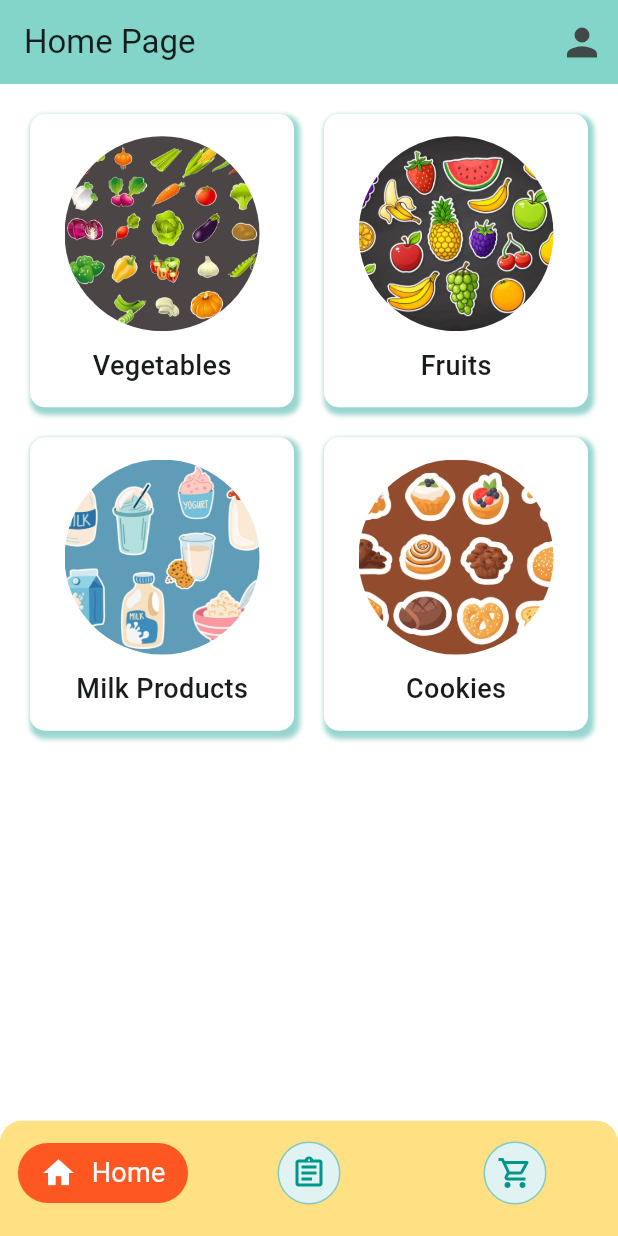
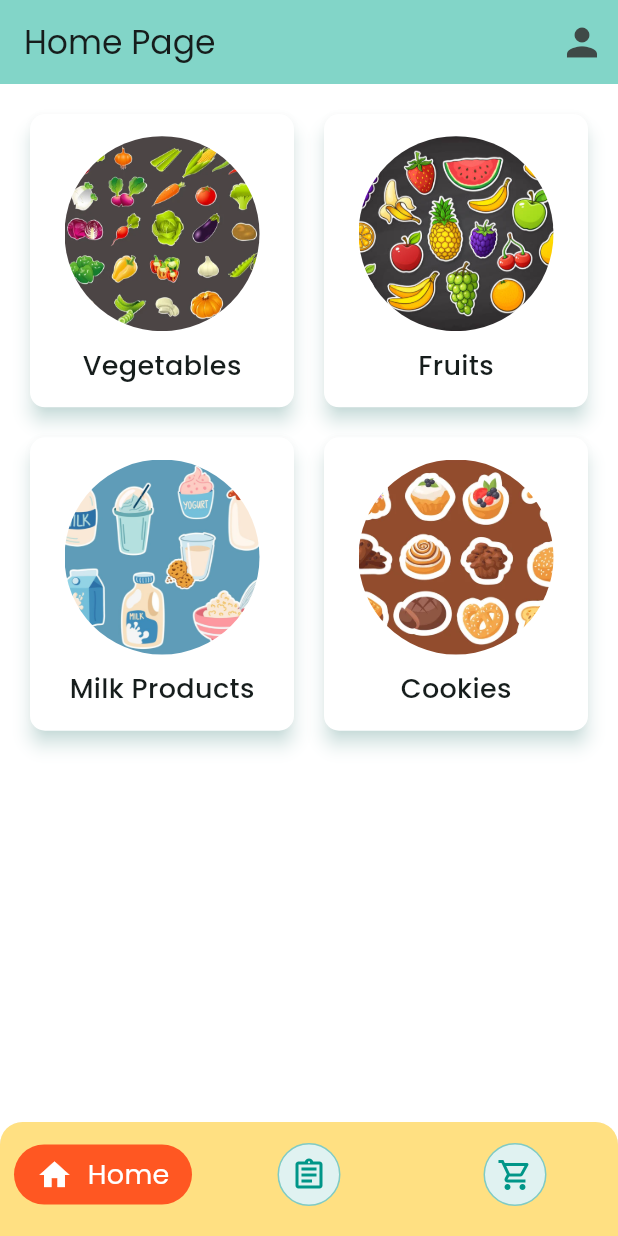
Before and after one commit to Mohammed-Raza/SampleProject, a Flutter app: the screen it shows after launch, on a phone screen of 412 x 824 dp. Run offline on Flutter 3.47's test engine with Material 3 defaults, Android fonts, the phone set to English and light mode, and no system bars; our stand-ins replace bloc, cached_network_image, dio, flutter_bloc, flutter_secure_storage, font_awesome_flutter and 4 more.

Commit message:
Implemented Theming

```diff
--- /dev/null
+++ b/lib/config/theme/theme.dart
@@ -0,0 +1,43 @@
+import 'package:flutter/material.dart';
+import 'package:google_fonts/google_fonts.dart';
+
+class CustomTheme {
+  static ThemeData lightThemeData(BuildContext context) {
+    return ThemeData(
+        brightness: Brightness.light,
+        fontFamily: GoogleFonts.poppins().fontFamily,
+        elevatedButtonTheme: _elevatedButtonTheme,
+        scaffoldBackgroundColor: Colors.white,
+        appBarTheme: AppBarTheme(backgroundColor: Colors.teal.shade200),
+        colorScheme: ColorScheme.fromSeed(seedColor: Colors.teal),
+        cardTheme: CardThemeData(
+            color: Colors.white,
+            shape:
+                RoundedRectangleBorder(borderRadius: BorderRadius.circular(10)),
+            margin: EdgeInsets.zero,
+            elevation: 5,
+            shadowColor: Colors.teal.withValues(alpha: 0.4)),
+        useMaterial3: true);
+  }
+
+  static ThemeData darkThemeData() {
+    return ThemeData(
+        brightness: Brightness.dark,
+        fontFamily: GoogleFonts.poppins().fontFamily,
+        elevatedButtonTheme: _elevatedButtonTheme,
+        appBarTheme: const AppBarTheme(elevation: 5),
+        cardTheme: CardThemeData(
+            shape:
+                RoundedRectangleBorder(borderRadius: BorderRadius.circular(10)),
+            margin: EdgeInsets.zero,
+            elevation: 5),
+        // colorScheme: ColorScheme.fromSeed(seedColor: Colors.teal),
+        useMaterial3: true);
+  }
+
+  static ElevatedButtonThemeData get _elevatedButtonTheme {
+    return ElevatedButtonThemeData(
+        style: ElevatedButton.styleFrom(
+            backgroundColor: Colors.teal, foregroundColor: Colors.white));
+  }
+}
--- a/lib/core/utils/enums.dart
+++ b/lib/core/utils/enums.dart
@@ -12,3 +12,5 @@ enum DataErrorStateType {
   pageNotFound,
   none
 }
+
+enum ThemeType { light, dark, system }
--- a/lib/features/presentation/pages/dashboard/home.dart
+++ b/lib/features/presentation/pages/dashboard/home.dart
@@ -1,8 +1,10 @@
 import 'package:flutter/material.dart';
+import 'package:flutter_bloc/flutter_bloc.dart';
 import 'package:go_router/go_router.dart';
 import 'package:sample_project/core/mixins/language_mixin.dart';
 import 'package:sample_project/core/utils/enums.dart';
 import 'package:sample_project/features/presentation/pages/dashboard/cart.dart';
+import 'package:sample_project/features/presentation/providers/language_provider.dart';
 import '../../../../config/routes/routes.dart';
 import '../../../../generated/assets.dart';
 import '../../widgets/home_widgets.dart';
@@ -26,7 +28,6 @@ class _HomePageState extends State<HomePage> {
   @override
   Widget build(BuildContext context) {
     return Scaffold(
-        backgroundColor: Colors.white,
         appBar: AppBar(
             title: const Text('Home Page'),
             actions: [
--- a/lib/features/presentation/providers/language_provider.dart
+++ b/lib/features/presentation/providers/language_provider.dart
@@ -1,11 +1,11 @@
 import 'package:flutter/material.dart';
 import 'package:go_router/go_router.dart';
-import 'package:sample_project/core/mixins/language_mixin.dart';
 import 'package:sample_project/core/utils/constants.dart';
+import '../../../core/error/exception_handler.dart';
+import '../../../core/utils/global_variables.dart';
+import '../../../core/utils/local_storage_keys.dart';
 
-import '../../../core/error/exception_handler.dart';
-
-class LanguageProvider with ChangeNotifier, LanguageMixin {
+class LanguageProvider with ChangeNotifier {
   Locale locale = const Locale(Constants.english);
 
   String selectedLanguageCode = Constants.english;
@@ -22,6 +22,33 @@ class LanguageProvider with ChangeNotifier, LanguageMixin {
     notifyListeners();
   }
 
+  /// Method is to set selected Locale
+  Locale setLocale(String languageCode) {
+    storage.write(key: LocalStorageKeys.languageCode, value: languageCode);
+    return _locale(languageCode);
+  }
+
+  /// Method is to get selected Locale
+  void getLocale() async {
+    var languageCode = await storage.read(key: LocalStorageKeys.languageCode);
+    locale = _locale(languageCode ?? Constants.english);
+  }
+
+  Locale _locale(String languageCode) {
+    switch (languageCode) {
+      case Constants.english:
+        return const Locale(Constants.english, 'US');
+      case Constants.hindi:
+        return const Locale(Constants.hindi, 'IN');
+      case Constants.telugu:
+        return const Locale(Constants.telugu, 'IN');
+      case Constants.urdu:
+        return const Locale(Constants.urdu, 'PK');
+      default:
+        return const Locale(Constants.english, 'US');
+    }
+  }
+
   void selectLanguage(String code) {
     selectedLanguageCode = code;
     notifyListeners();
--- a/lib/features/presentation/widgets/home_widgets.dart
+++ b/lib/features/presentation/widgets/home_widgets.dart
@@ -18,6 +18,9 @@ class GroceryCard extends StatelessWidget {
   Widget build(BuildContext context) {
     return InkWell(
       onTap: () => context.goNamed(Routes.groceriesMain, extra: groceryType),
+      child: Card(
+        child: Padding(
+          padding: const EdgeInsets.all(10),
           child: Column(
             mainAxisAlignment: MainAxisAlignment.center,
             children: [
@@ -26,9 +29,12 @@ class GroceryCard extends StatelessWidget {
                       height: 130, width: 130, fit: BoxFit.cover)),
               const Gap(10),
               Text(name,
-              style: const TextStyle(fontSize: 18, fontWeight: FontWeight.w500))
+                  style: const TextStyle(
+                      fontSize: 18, fontWeight: FontWeight.w500))
             ],
-      ).mainDecorations(),
+          ),
+        ),
+      ),
     );
   }
 }
--- a/lib/main.dart
+++ b/lib/main.dart
@@ -2,6 +2,7 @@
 import 'package:flutter_bloc/flutter_bloc.dart';
 import 'package:provider/provider.dart';
 import 'package:sample_project/config/routes/routing.dart';
+import 'package:sample_project/config/theme/theme.dart';
 import 'package:sample_project/features/data/repository/groceries_repo_impl.dart';
 import 'package:sample_project/features/domain/usecases/grocery_usecases.dart';
 import 'package:sample_project/features/presentation/bloc/groceries/groceries_bloc.dart';
@@ -21,7 +22,20 @@
   State<MyApp> createState() => _MyAppState();
 }
 
-class _MyAppState extends State<MyApp> with LanguageMixin {
+class _MyAppState extends State<MyApp>
+    with LanguageMixin, WidgetsBindingObserver {
+  @override
+  void initState() {
+    WidgetsBinding.instance.addObserver(this);
+    super.initState();
+  }
+
+  // @override
+  // void didChangeLocales(List<Locale>? locales) {
+  //   context.read<LanguageProvider>().getLocale();
+  //   super.didChangeLocales(locales);
+  // }
+
   // This widget is the root of your application.
   @override
   Widget build(BuildContext context) {
@@ -42,9 +56,9 @@
             localizationsDelegates: AppLocalizations.localizationsDelegates,
             supportedLocales: AppLocalizations.supportedLocales,
             locale: languageProv.locale,
-            theme: ThemeData(
-                colorScheme: ColorScheme.fromSeed(seedColor: Colors.teal),
-                useMaterial3: true));
+            theme: CustomTheme.lightThemeData(context),
+            darkTheme: CustomTheme.darkThemeData(),
+            themeMode: themeProv.selectedThemeMode);
       }),
     );
   }
--- a/pubspec.yaml
+++ b/pubspec.yaml
@@ -45,7 +45,7 @@ dependencies:
   google_fonts:
   flutter_localization:
   font_awesome_flutter:
-  flutter_secure_storage:
+  flutter_secure_storage: ^9.2.4
 
 
   # The following adds the Cupertino Icons font to your application.
```
Also changed, not shown: lib/core/mixins/language_mixin.dart (+3 -32 lines), lib/features/presentation/pages/profile/profile.dart (+21 -6 lines), lib/features/presentation/pages/profile/theme_screen.dart (added, +114 -0 lines), lib/features/presentation/providers/theme_provider.dart (+48 -2 lines), lib/features/presentation/widgets/common_widgets.dart (+9 -0 lines), pubspec.lock, 10 other files. Lines whose indentation alone changed are shown as unchanged.
